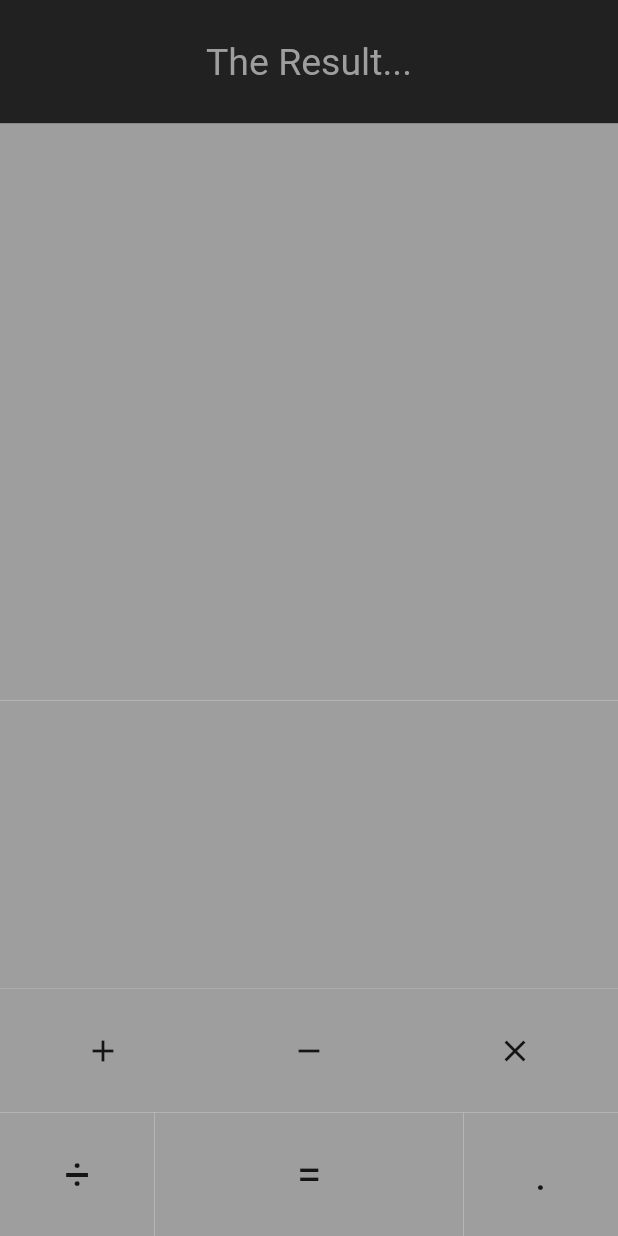
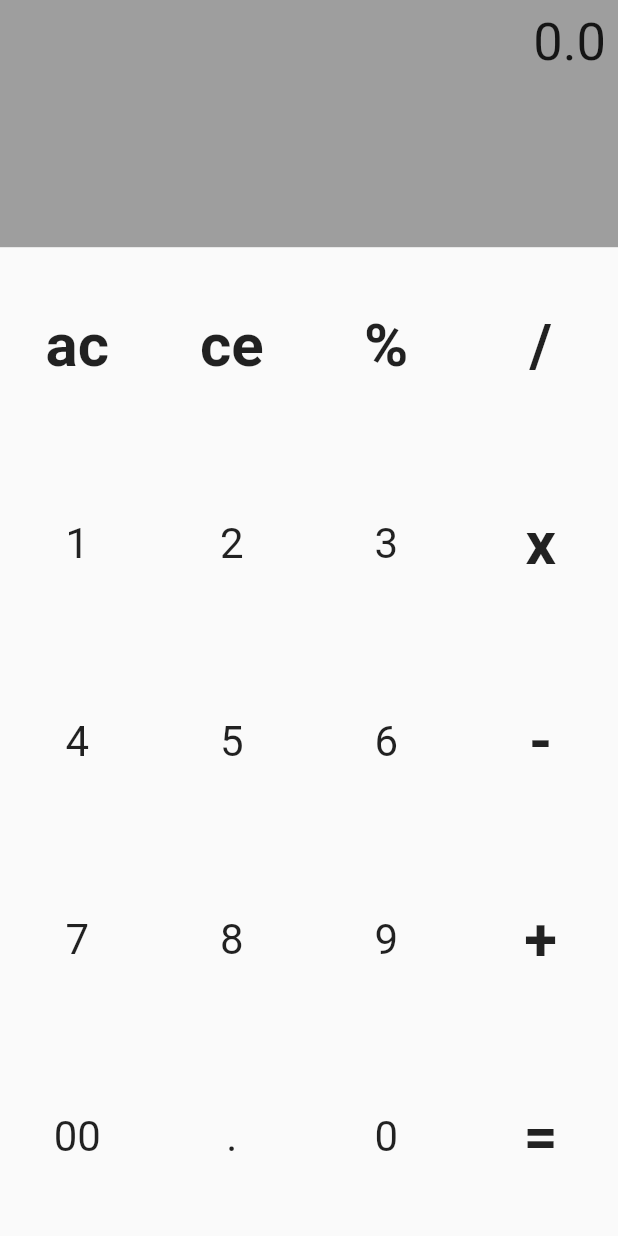
Before and after one commit to ErfiDev/flutter_calculator, a Flutter app: the screen it shows after launch, on a phone screen of 412 x 824 dp. Run offline on Flutter 3.47's test engine with Material 2 defaults, Android fonts, the phone set to English and light mode, and no system bars.

Commit message:
calculator design

```diff
--- a/lib/src/buttons.dart
+++ b/lib/src/buttons.dart
@@ -1,37 +1,44 @@
+import 'package:flutter/gestures.dart';
 import 'package:flutter/material.dart';
 
-Widget GetButtons() {
-  return Column(
-    crossAxisAlignment: CrossAxisAlignment.stretch,
-    mainAxisSize: MainAxisSize.max,
+Widget GetButtons(String t1, t2, t3, t4) {
+  return Row(
     children: [
       Expanded(
-        child: Row(
-          children: [
-            Expanded(child: Container(color: Colors.grey)),
-            Expanded(child: Container(color: Colors.grey)),
-            Expanded(child: Container(color: Colors.grey)),
-          ],
-        ),
+        child: CreateClickableButton(t1, IsOperator(t1)),
       ),
       Expanded(
-        child: Row(
-          children: [
-            Expanded(child: Container(color: Colors.grey)),
-            Expanded(child: Container(color: Colors.grey)),
-            Expanded(child: Container(color: Colors.grey)),
-          ],
-        ),
+        child: CreateClickableButton(t2, IsOperator(t2)),
       ),
       Expanded(
-        child: Row(
-          children: [
-            Expanded(child: Container(color: Colors.grey)),
-            Expanded(child: Container(color: Colors.grey)),
-            Expanded(child: Container(color: Colors.grey)),
-          ],
-        ),
+        child: CreateClickableButton(t3, IsOperator(t3)),
+      ),
+      Expanded(
+        child: CreateClickableButton(t4, IsOperator(t4)),
       ),
     ],
   );
 }
+
+bool IsOperator(String isOp) {
+  var operators = ['+', '-', 'x', '/', '%', '=', 'ac', 'ce'];
+
+  return operators.contains(isOp);
+}
+
+Widget CreateClickableButton(String text, bool isOp) {
+  return InkWell(
+    onTap: () {},
+    child: Container(
+      child: Center(
+        child: Text(
+          text,
+          style: TextStyle(
+            fontSize: isOp ? 40 : 28,
+            fontWeight: isOp ? FontWeight.bold : FontWeight.normal,
+          ),
+        ),
+      ),
+    ),
+  );
+}
--- a/lib/src/calculator.dart
+++ b/lib/src/calculator.dart
@@ -9,116 +9,64 @@ class Calculator extends StatefulWidget {
 }
 
 class _CalculatorState extends State<Calculator> {
+  String _display = '0.0';
+  String _currentOperator = '';
+  String _currentNumber = '';
+  String _rightHandSideNumber = '';
+
+  void _changeNumber(String num) {
+    setState(() {
+      _currentNumber = num;
+      _display = _currentNumber;
+    });
+  }
+
   @override
   Widget build(BuildContext context) {
     return Scaffold(
-      body: Column(
-        children: [
-          Expanded(
-            flex: 1,
-            child: Container(
-              color: Colors.black87,
-              child: Center(
-                child: Text(
-                  'The Result...',
-                  style: TextStyle(
-                    color: Colors.grey,
-                    fontSize: 25,
+        body: Column(
+      children: [
+        Expanded(
+          child: Container(
+            color: Colors.grey,
+            child: Column(
+              crossAxisAlignment: CrossAxisAlignment.stretch,
+              children: [
+                Expanded(
+                  child: Padding(
+                    padding: const EdgeInsets.all(8.0),
+                    child: Text(
+                      _display,
+                      textAlign: TextAlign.right,
+                      style: TextStyle(
+                        fontSize: 35,
+                      ),
+                    ),
                   ),
-                ),
-              ),
+                )
+              ],
             ),
           ),
-          Expanded(
-            flex: 7,
-            child: GetButtons(),
-          ),
-          Expanded(
-            flex: 2,
+          flex: 1,
+        ),
+        Expanded(
+          child: Container(
             child: Column(
+              mainAxisSize: MainAxisSize.max,
               children: [
-                Expanded(
-                  child: Row(
-                    children: [
-                      Expanded(
-                        child: Container(
-                          color: Colors.grey,
-                          child: Center(
-                            child: Icon(
-                              Icons.add,
-                            ),
-                          ),
-                        ),
-                      ),
-                      Expanded(
-                        child: Container(
-                          color: Colors.grey,
-                          child: Center(
-                            child: Icon(
-                              Icons.remove,
-                            ),
-                          ),
-                        ),
-                      ),
-                      Expanded(
-                        child: Container(
-                          color: Colors.grey,
-                          child: Center(
-                            child: Icon(
-                              Icons.close,
-                            ),
-                          ),
-                        ),
-                      ),
-                    ],
-                  ),
-                ),
-                Expanded(
-                    child: Row(
-                  children: [
-                    Expanded(
-                      child: Container(
-                        color: Colors.grey,
-                        child: Center(
-                          child: Text(
-                            '÷',
-                            style: TextStyle(
-                              fontSize: 30,
-                            ),
-                          ),
-                        ),
-                      ),
-                    ),
-                    Expanded(
-                      flex: 2,
-                      child: Container(
-                        color: Colors.grey,
-                        child: Center(
-                          child: Text(
-                            '=',
-                            style: TextStyle(fontSize: 30),
-                          ),
-                        ),
-                      ),
-                    ),
-                    Expanded(
-                      child: Container(
-                        color: Colors.grey,
-                        child: Center(
-                          child: Text(
-                            '.',
-                            style: TextStyle(fontSize: 30),
-                          ),
-                        ),
-                      ),
-                    ),
-                  ],
-                ))
+                Expanded(child: GetButtons('ac', 'ce', '%', '/')),
+                Expanded(child: GetButtons('1', '2', '3', 'x')),
+                Expanded(child: GetButtons('4', '5', '6', '-')),
+                Expanded(child: GetButtons('7', '8', '9', '+')),
+                Expanded(child: GetButtons('00', '.', '0', '=')),
               ],
             ),
-          )
-        ],
-      ),
-    );
+          ),
+          flex: 4,
+        ),
+      ],
+      crossAxisAlignment: CrossAxisAlignment.center,
+      mainAxisSize: MainAxisSize.max,
+    ));
   }
 }
```
